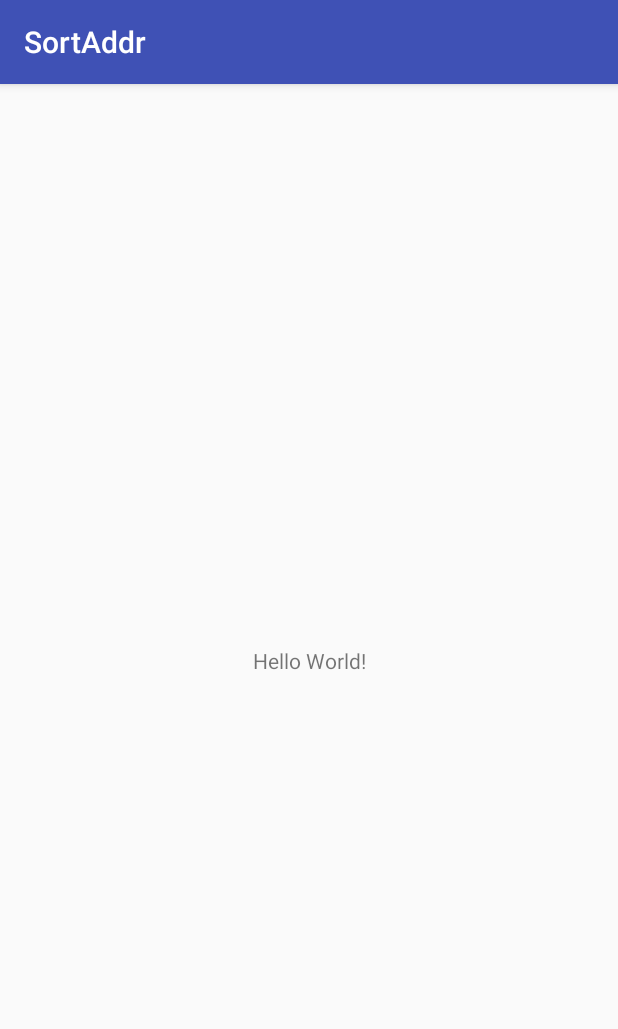
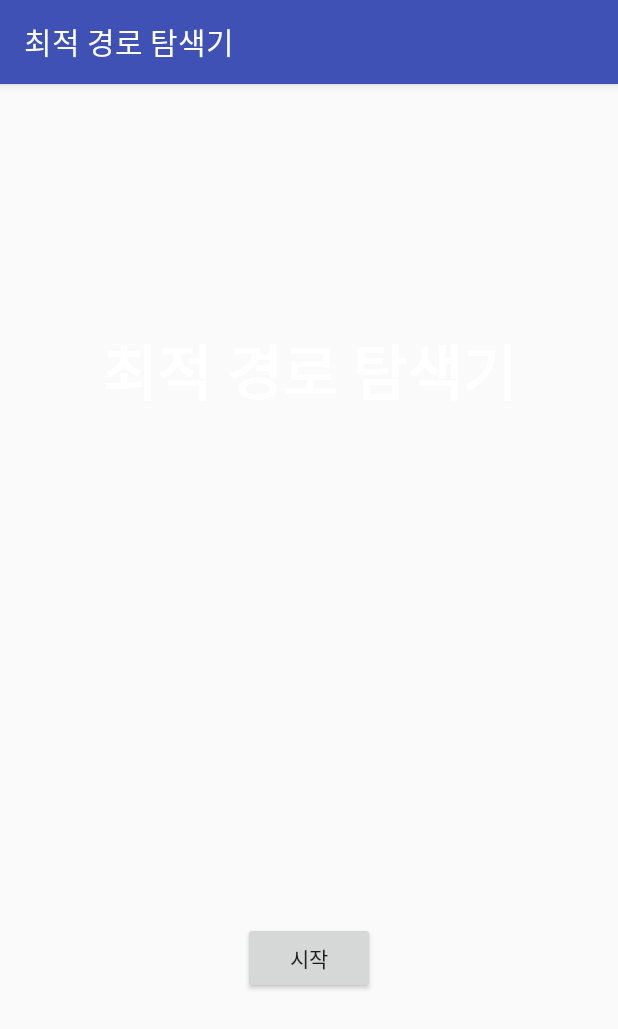
Before and after one commit to 2017hkt15/SortAddr, an Android app: the screen it shows after launch (MainActivity), on a phone screen of 412 x 824 dp. Shown: the top 1029 px of the screen. Run offline under Robolectric (Android 15) with nearby library versions, the phone set to English and light mode, and no system bars.

Commit message:
Activity XML

```diff
--- a/app/src/main/res/layout/activity_main.xml
+++ b/app/src/main/res/layout/activity_main.xml
@@ -1,18 +1,37 @@
 <?xml version="1.0" encoding="utf-8"?>
-<android.support.constraint.ConstraintLayout xmlns:android="http://schemas.android.com/apk/res/android"
+<LinearLayout xmlns:android="http://schemas.android.com/apk/res/android"
     xmlns:app="http://schemas.android.com/apk/res-auto"
     xmlns:tools="http://schemas.android.com/tools"
+    android:orientation="vertical"
     android:layout_width="match_parent"
     android:layout_height="match_parent"
-    tools:context="com.a2017hkt15.sortaddr.MainActivity">
+    android:weightSum="1">
 
     <TextView
+        android:id="@+id/textView"
+        android:layout_width="match_parent"
+        android:layout_height="0dp"
+        android:layout_weight="0.62"
+        android:gravity="center_vertical|center_horizontal"
+        android:text="@string/app_name"
+        android:textColor="@android:color/white"
+        android:textSize="40sp"
+        android:textStyle="bold" />
+
+    <LinearLayout
+        android:layout_width="match_parent"
+        android:layout_height="101dp"
+        android:orientation="horizontal"
+        android:layout_weight="0.12"></LinearLayout>
+
+    <Button
+        android:id="@+id/Button_input"
         android:layout_width="wrap_content"
         android:layout_height="wrap_content"
-        android:text="Hello World!"
-        app:layout_constraintBottom_toBottomOf="parent"
-        app:layout_constraintLeft_toLeftOf="parent"
-        app:layout_constraintRight_toRightOf="parent"
-        app:layout_constraintTop_toTopOf="parent" />
+        android:layout_gravity="center_horizontal"
+        android:text="시작"
+        tools:layout_editor_absoluteX="170dp"
+        tools:layout_editor_absoluteY="445dp" />
 
-</android.support.constraint.ConstraintLayout>
+
+</LinearLayout>
--- a/app/src/main/res/values/colors.xml
+++ b/app/src/main/res/values/colors.xml
@@ -3,4 +3,5 @@
     <color name="colorPrimary">#3F51B5</color>
     <color name="colorPrimaryDark">#303F9F</color>
     <color name="colorAccent">#FF4081</color>
+    <color name="colorSubtitle">#b4dcf1</color>
 </resources>
--- /dev/null
+++ b/app/src/main/res/values/dimens.xml
@@ -0,0 +1,6 @@
+<?xml version="1.0" encoding="utf-8"?>
+<resources>
+    <dimen name="SubTextViewSize">20sp</dimen>
+    <dimen name="TitleViewSize">30dp</dimen>
+    <dimen name="fab_margin">16dp</dimen>
+</resources>
--- a/app/src/main/res/values/strings.xml
+++ b/app/src/main/res/values/strings.xml
@@ -1,3 +1,7 @@
 <resources>
-    <string name="app_name">SortAddr</string>
+    <string name="app_name">최적 경로 탐색기</string>
+    <string name="starting">시작지</string>
+    <string name="way1">경유지1</string>
+    <string name="destination">목적지</string>
+    <string name="find">검색</string>
 </resources>
```
Also changed, not shown: app/src/main/java/com/a2017hkt15/sortaddr/InputActivity.java (added, +8 -0 lines), app/src/main/res/layout/activity_input.xml (added, +78 -0 lines), app/src/main/res/values/styles.xml (+9 -0 lines).
